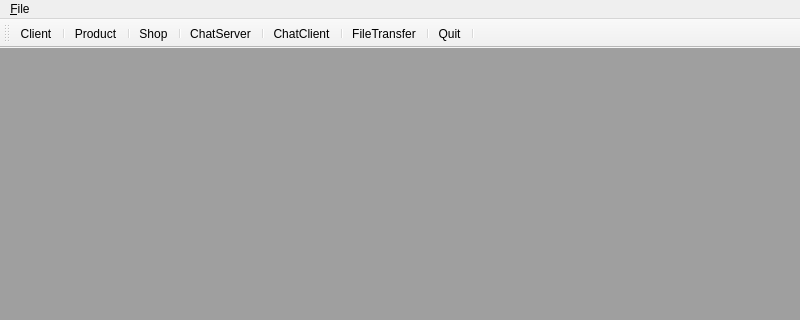
Qt form mainwindow.ui (GlennPark/CSApp_2nd) before a commit; both pictures show x 0 to 800 and y 0 to 320 of the 800 by 600 pixel window.
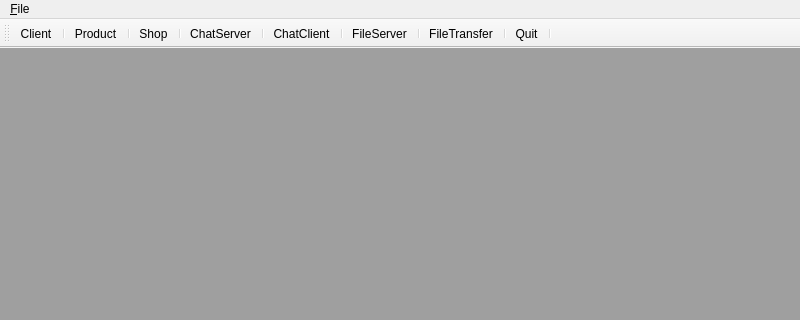
The same form after that commit.

```diff
--- a/mainwindow.ui
+++ b/mainwindow.ui
@@ -81,7 +81,9 @@
    <addaction name="separator"/>
    <addaction name="actionChatClient"/>
    <addaction name="separator"/>
-   <addaction name="actionFileTransfer"/>
+   <addaction name="actionFileServer"/>
+   <addaction name="separator"/>
+   <addaction name="actionFileClient"/>
    <addaction name="separator"/>
    <addaction name="actionQuit"/>
    <addaction name="separator"/>
@@ -119,11 +121,16 @@
     <string>ChatClient</string>
    </property>
   </action>
-  <action name="actionFileTransfer">
+  <action name="actionFileClient">
    <property name="text">
     <string>FileTransfer</string>
    </property>
   </action>
+  <action name="actionFileServer">
+   <property name="text">
+    <string>FileServer</string>
+   </property>
+  </action>
  </widget>
  <resources/>
  <connections>
```
